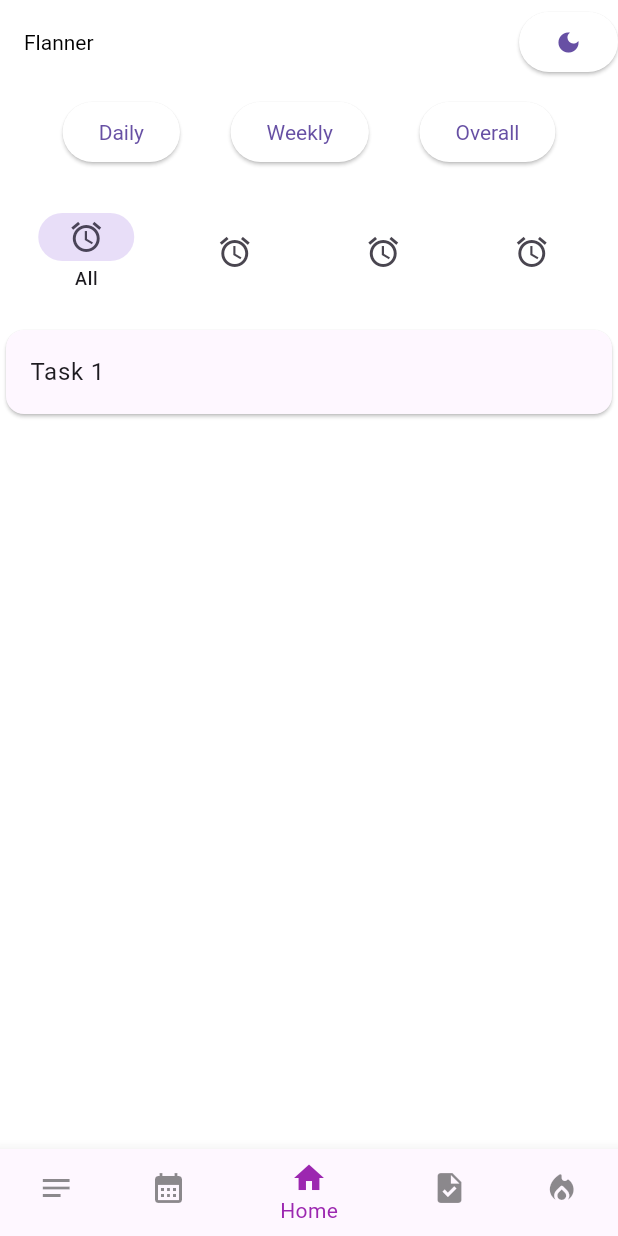
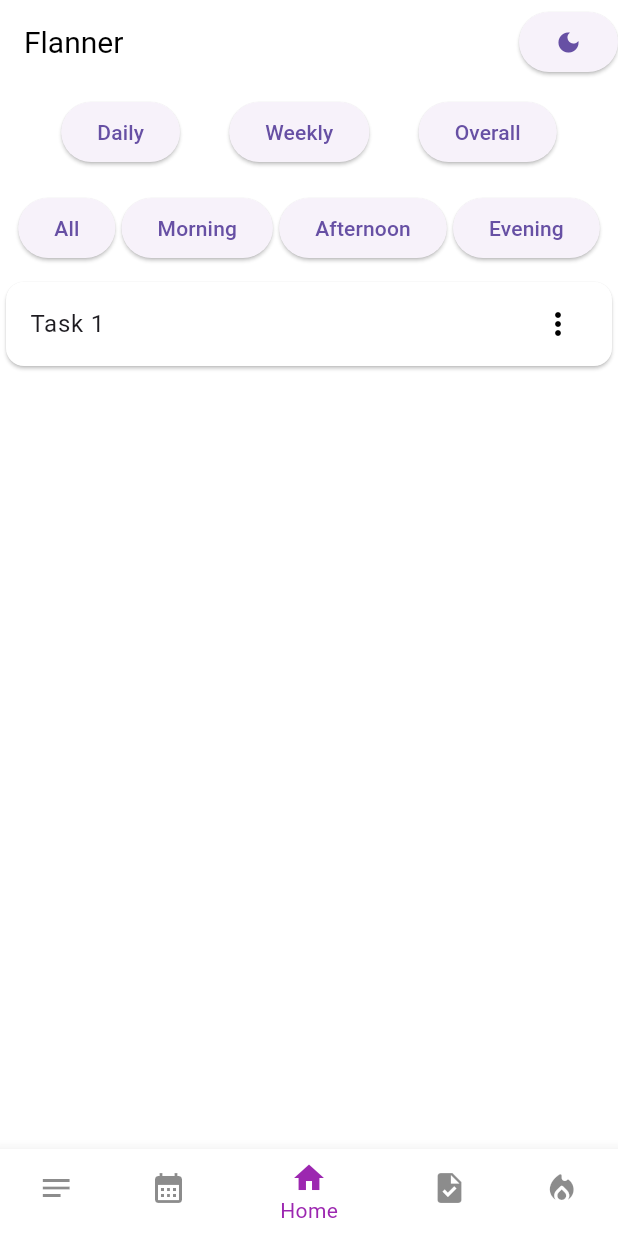
Before and after one commit to Woolfer0097/FlannerOrganization, a Flutter app: the screen it shows after launch, on a phone screen of 412 x 824 dp. Run offline on Flutter 3.47's test engine with Material 3 defaults, Android fonts, the phone set to English and light mode, and no system bars; our stand-ins replace flutter_riverpod, shared_preferences, table_calendar.

Commit message:
theme remake

```diff
--- a/lib/Pages/MainScreen.dart
+++ b/lib/Pages/MainScreen.dart
@@ -21,10 +21,6 @@ class BottomNavIndexNotifier extends StateNotifier<int> {
 final bottomNavIndexProvider = StateNotifierProvider<BottomNavIndexNotifier, int>((ref) {
   return BottomNavIndexNotifier();
 });
-
-// void main() {
-//   runApp(ProviderScope(child: MainScreen()));
-// }
 
 class MainScreen extends ConsumerWidget {
   @override
@@ -50,10 +46,22 @@ class MainScreen extends ConsumerWidget {
       AppBar(
         title: Text('Notes', style: textStyle),
         backgroundColor: theme.scaffoldBackgroundColor,
+        actions: [
+          ElevatedButton(
+            onPressed: () => ref.read(themeNotifierProvider.notifier).changeTheme(),
+            child: Icon(Icons.dark_mode),
+          ),
+        ],
       ),
       AppBar(
         title: Text('Calendar', style: textStyle),
         backgroundColor: theme.scaffoldBackgroundColor,
+        actions: [
+          ElevatedButton(
+            onPressed: () => ref.read(themeNotifierProvider.notifier).changeTheme(),
+            child: Icon(Icons.dark_mode),
+          ),
+        ],
       ),
       AppBar(
         title: Text('Flanner', style: textStyle),
@@ -91,6 +99,12 @@ class MainScreen extends ConsumerWidget {
       AppBar(
         title: Text('Calories Burned Calculator', style: textStyle),
         backgroundColor: theme.scaffoldBackgroundColor,
+        actions: [
+          ElevatedButton(
+            onPressed: () => ref.read(themeNotifierProvider.notifier).changeTheme(),
+            child: Icon(Icons.dark_mode),
+          ),
+        ],
       ),
     ];
 
@@ -149,41 +163,14 @@ class HomeScreen extends StatelessWidget {
           // Time of Day Buttons
           Padding(
             padding: const EdgeInsets.all(8.0),
-            // child: Row(
-            //   mainAxisAlignment: MainAxisAlignment.spaceEvenly,
-            //   children: [
-            //     buttons.buildTimeButton('All'),
-            //     buttons.buildTimeButton('Morning'),
-            //     buttons.buildTimeButton('Afternoon'),
-            //     buttons.buildTimeButton('Evening'),
-            //   ],
-            // ),
-            child: Container(
-
-              child: NavigationBar(
-                onDestinationSelected: (int index) {},
-                backgroundColor: theme.scaffoldBackgroundColor,
-                labelBehavior: NavigationDestinationLabelBehavior.onlyShowSelected,
-                selectedIndex: 0,
-                destinations: [
-                  NavigationDestination(
-                    icon: Icon(Icons.alarm),
-                    label: 'All',
-                  ),
-                  NavigationDestination(
-                    icon: Icon(Icons.alarm),
-                    label: 'Morning',
-                  ),
-                  NavigationDestination(
-                    icon: Icon(Icons.alarm),
-                    label: 'Afternoon',
-                  ),
-                  NavigationDestination(
-                    icon: Icon(Icons.alarm),
-                    label: 'Evening',
-                  ),
-                ],
-              ),
+            child: Row(
+              mainAxisAlignment: MainAxisAlignment.spaceEvenly,
+              children: [
+                buttons.buildTimeButton('All'),
+                buttons.buildTimeButton('Morning'),
+                buttons.buildTimeButton('Afternoon'),
+                buttons.buildTimeButton('Evening'),
+              ],
             ),
           ),
           // Task List
```
Also changed, not shown: lib/Pages/ButtonsComponent.dart (+3 -10 lines), lib/Pages/Theme/Theme.dart (+34 -72 lines), lib/main.dart (+0 -8 lines), 3 other files.
